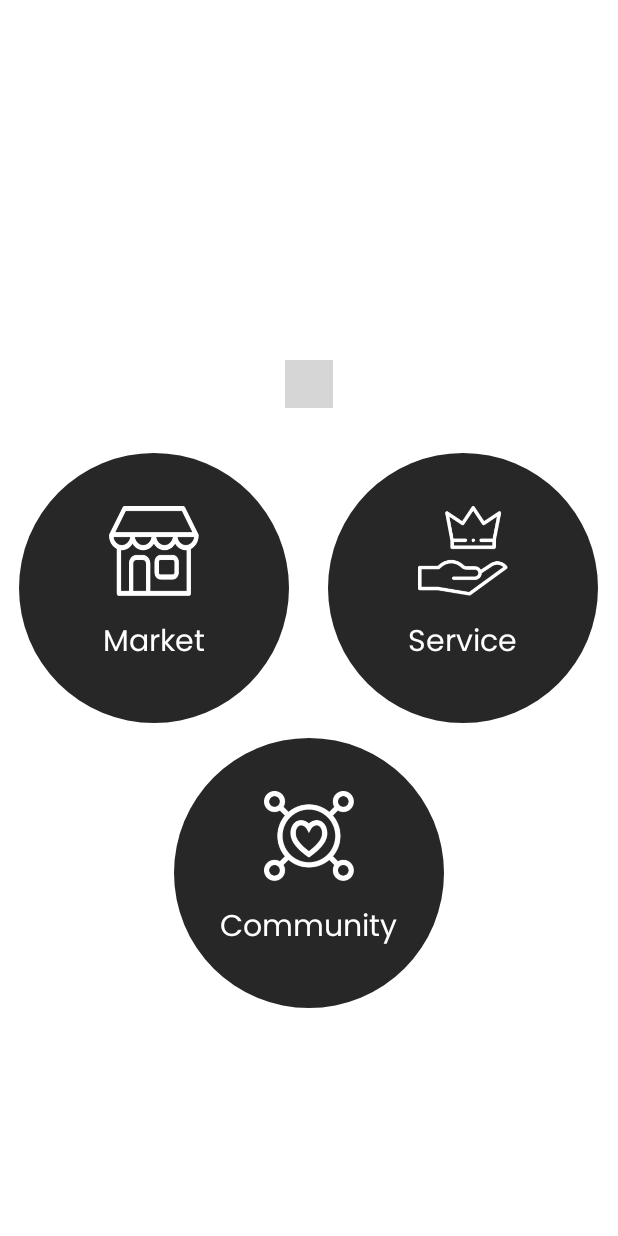
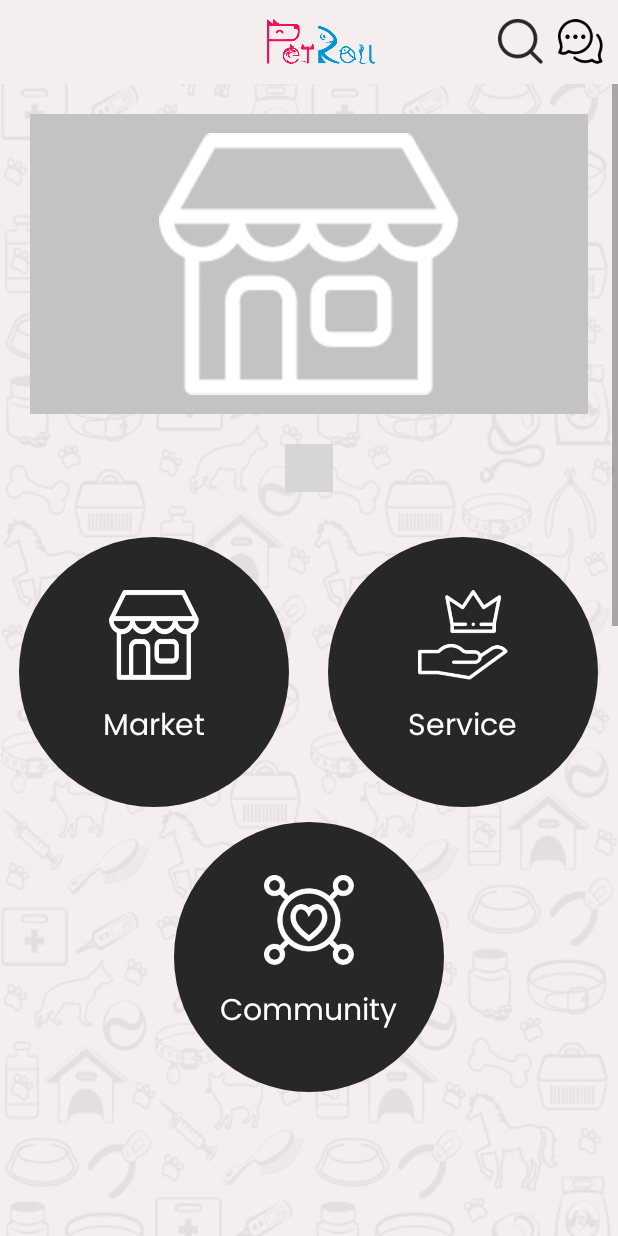
Before and after one commit to aman-adsandurl/petroll_user, an Android app: the DashboardActivity screen opened directly, with no data from a screen before it, on a phone screen of 412 x 824 dp. Run offline under Robolectric (Android 15) with nearby library versions, the phone set to English and light mode, and no system bars; plain views replace DotsIndicator; 1 statement that could not run was skipped; grey boxes are pictures that could not be loaded.

Commit message:
added some new layouts and dashboard screen

```diff
--- a/app/build.gradle
+++ b/app/build.gradle
@@ -53,4 +53,8 @@ dependencies {
 
     // tabular indicators
     implementation 'com.tbuonomo:dotsindicator:4.2'
+
+    implementation 'androidx.appcompat:appcompat:1.3.1'
+
+    implementation 'com.google.android.material:material:1.4.0'
 }
--- a/app/src/main/java/com/petroll/dashboard/DashboardActivity.kt
+++ b/app/src/main/java/com/petroll/dashboard/DashboardActivity.kt
@@ -1,16 +1,18 @@
 package com.petroll.dashboard
 
-import android.content.Intent
 import android.os.Bundle
+import android.os.Handler
 import androidx.appcompat.app.AppCompatActivity
+import androidx.appcompat.content.res.AppCompatResources
+import androidx.viewpager.widget.ViewPager
 import com.petroll.R
-import com.petroll.databinding.ActivityDashboardBinding
 import com.petroll.databinding.ActivityDashboardUserBinding
-import com.petroll.onboarding.LandingPageActivity
+import com.petroll.utils.ViewPagerAdapter
 
 class DashboardActivity : AppCompatActivity() {
 
     lateinit var binding : ActivityDashboardUserBinding
+    private lateinit var adapter: ViewPagerAdapter
 
     override fun onCreate(savedInstanceState: Bundle?) {
         super.onCreate(savedInstanceState)
@@ -20,18 +22,88 @@ class DashboardActivity : AppCompatActivity() {
     }
 
     private fun setLayout() {
-        binding.communityLayout.setBackgroundColorTint(resources.getColorStateList(R.color.dashboard_bg))
-        binding.marketLayout.setBackgroundColorTint(resources.getColorStateList(R.color.dashboard_bg))
-        binding.serviceLayout.setBackgroundColorTint(resources.getColorStateList(R.color.dashboard_bg))
+        binding.communityLayout.setBackgroundColorTint(AppCompatResources.getColorStateList(this,R.color.dashboard_bg))
+        binding.marketLayout.setBackgroundColorTint(AppCompatResources.getColorStateList(this,R.color.dashboard_bg))
+        binding.serviceLayout.setBackgroundColorTint(AppCompatResources.getColorStateList(this,R.color.dashboard_bg))
 
         binding.serviceLayout.setImageText(resources.getString(R.string.service), R.drawable.premium_ic)
         binding.marketLayout.setImageText(resources.getString(R.string.market), R.drawable.shop_ic)
         binding.communityLayout.setImageText(resources.getString(R.string.community), R.drawable.charity_ic)
 
-        binding.communityLayout.setTextColorLayout(resources.getColorStateList(R.color.white))
-        binding.serviceLayout.setTextColorLayout(resources.getColorStateList(R.color.white))
-        binding.marketLayout.setTextColorLayout(resources.getColorStateList(R.color.white))
+        binding.communityLayout.setTextColorLayout(AppCompatResources.getColorStateList(this, R.color.white))
+        binding.serviceLayout.setTextColorLayout(AppCompatResources.getColorStateList(this,R.color.white))
+        binding.marketLayout.setTextColorLayout(AppCompatResources.getColorStateList(this,R.color.white))
+
+        setActionBar(binding.toolbar)
+
+
+        setAdapter()
+        setViewPager()
     }
 
 
+    private fun setAdapter() {
+
+        this.adapter = ViewPagerAdapter(listOf(
+            R.drawable.shop_ic,
+            R.drawable.charity_ic,
+            R.drawable.shop_ic,
+            R.drawable.charity_ic,
+            R.drawable.shop_ic
+        ), this)
+    }
+
+
+    private fun setViewPager() {
+        binding.vpTop.adapter = adapter
+
+        /**
+         * Start automatic scrolling with an
+         * interval of 3 seconds.
+         */
+        binding.vpTop.autoScroll(3000)
+    }
+
+    fun ViewPager.autoScroll(interval: Long) {
+
+        val handler = Handler()
+        var scrollPosition = 0
+
+        val runnable = object : Runnable {
+
+            override fun run() {
+
+                /**
+                 * Calculate "scroll position" with
+                 * adapter pages count and current
+                 * value of scrollPosition.
+                 */
+                val count = adapter?.count ?: 0
+                setCurrentItem(scrollPosition++ % count, true)
+
+                handler.postDelayed(this, interval)
+            }
+        }
+
+        addOnPageChangeListener(object: ViewPager.OnPageChangeListener {
+            override fun onPageSelected(position: Int) {
+                // Updating "scroll position" when user scrolls manually
+                scrollPosition = position + 1
+            }
+
+            override fun onPageScrollStateChanged(state: Int) {
+                // Not necessary
+            }
+
+            override fun onPageScrolled(
+                position: Int,
+                positionOffset: Float,
+                positionOffsetPixels: Int
+            ) {
+                // Not necessary
+            }
+        })
+
+        handler.post(runnable)
+    }
 }
--- /dev/null
+++ b/app/src/main/java/com/petroll/utils/ViewPagerAdapter.kt
@@ -0,0 +1,40 @@
+package com.petroll.utils
+
+import android.content.Context
+import android.view.LayoutInflater
+import android.view.View
+import android.view.ViewGroup
+import android.widget.ImageView
+import androidx.appcompat.content.res.AppCompatResources
+import androidx.core.content.ContextCompat
+import androidx.viewpager.widget.PagerAdapter
+import com.petroll.R
+import com.petroll.databinding.ActivityDashboardUserBinding
+import kotlinx.coroutines.withContext
+
+class ViewPagerAdapter(private val images: List<Int>, private val context: Context) : PagerAdapter() {
+
+
+
+    override fun instantiateItem(container: ViewGroup, position: Int): Any {
+
+        val view = LayoutInflater.from(container.context).inflate(
+            R.layout.item_images_list, container, false)
+
+        val imageView = view.findViewById<ImageView>(R.id.imageView)
+        imageView.setImageDrawable(AppCompatResources.getDrawable(context, images[position]))
+
+        container.addView(view)
+        return view
+    }
+
+    override fun isViewFromObject(view: View, `object`: Any): Boolean {
+        return view == `object`
+    }
+
+    override fun getCount() = images.size
+
+    override fun destroyItem(container: ViewGroup, position: Int, `object`: Any) {
+        container.removeView(`object` as View)
+    }
+}
--- a/app/src/main/res/layout/activity_dashboard_user.xml
+++ b/app/src/main/res/layout/activity_dashboard_user.xml
@@ -3,6 +3,25 @@
     android:layout_width="match_parent"
     android:layout_height="match_parent"
     xmlns:app="http://schemas.android.com/apk/res-auto">
+
+    <include
+        android:id="@+id/toolbar"
+        layout="@layout/layout_toolbar"/>
+
+    <ScrollView
+        android:layout_width="match_parent"
+        android:layout_height="match_parent"
+        android:layout_below="@+id/toolbar"
+        android:fillViewport="true">
+    <RelativeLayout
+        android:layout_width="match_parent"
+        android:layout_height="wrap_content"
+        android:background="@color/overlay_bg">
+
+    <RelativeLayout
+        android:layout_width="match_parent"
+        android:layout_height="match_parent"
+        android:background="@drawable/screen_bg" />
 
     <LinearLayout
         android:layout_width="match_parent"
@@ -10,6 +29,7 @@
         android:orientation="vertical">
 
         <androidx.viewpager.widget.ViewPager
+            android:id="@+id/vp_top"
             android:layout_width="match_parent"
             android:layout_marginStart="@dimen/dimen20"
             android:layout_marginEnd="@dimen/dimen20"
@@ -34,6 +54,7 @@
             android:layout_marginTop="@dimen/dimen20"
             android:layout_width="match_parent"
             android:layout_height="@dimen/dimen200">
+
             <com.petroll.utils.ServiceLayout
                 android:layout_width="0dp"
                 android:id="@+id/market_layout"
@@ -60,4 +81,6 @@
 
     </LinearLayout>
 
+    </RelativeLayout>
+    </ScrollView>
 </RelativeLayout>
--- a/app/src/main/res/layout/activity_landing_page.xml
+++ b/app/src/main/res/layout/activity_landing_page.xml
@@ -7,95 +7,97 @@
 
     <RelativeLayout
         android:layout_width="match_parent"
-        android:background="@drawable/screen_bg"
-        android:layout_height="match_parent">
+        android:layout_height="match_parent"
+        android:background="@drawable/screen_bg">
 
         <include layout="@layout/layout_back" />
 
 
         <androidx.appcompat.widget.AppCompatImageView
+            android:id="@+id/petroll_icon"
             android:layout_width="@dimen/dimen120"
             android:layout_height="@dimen/dimen80"
+            android:layout_below="@+id/back_layout"
             android:layout_centerHorizontal="true"
-        android:src="@drawable/petroll_icon"
-        android:id="@+id/petroll_icon"
             android:layout_marginTop="@dimen/dimen20"
-        android:layout_below="@+id/back_layout"/>
+            android:src="@drawable/petroll_icon" />
+
         <LinearLayout
             android:layout_width="wrap_content"
-        android:orientation="vertical"
+            android:layout_height="wrap_content"
+            android:layout_below="@+id/petroll_icon"
             android:layout_marginStart="@dimen/dimen20"
             android:layout_marginTop="@dimen/dimen20"
             android:layout_marginEnd="@dimen/dimen20"
-        android:layout_below="@+id/petroll_icon"
-        android:layout_height="wrap_content">
+            android:orientation="vertical">
 
             <androidx.appcompat.widget.AppCompatTextView
                 android:layout_width="match_parent"
+                android:layout_height="wrap_content"
+                android:fontFamily="@font/poppins_semibold"
                 android:text="@string/sigin_heading"
-        android:textSize="@dimen/text18"
-        android:fontFamily="@font/poppins_semibold"
                 android:textColor="@color/black"
-        android:layout_height="wrap_content"/>
+                android:textSize="@dimen/text18" />
 
             <androidx.appcompat.widget.AppCompatTextView
-            android:text="@string/sigin_message"
                 android:layout_width="match_parent"
-            android:textColor="@color/black"
+                android:layout_height="wrap_content"
                 android:layout_marginTop="@dimen/dimen10"
                 android:fontFamily="@font/poppins_regular"
-            android:layout_height="wrap_content"/>
+                android:text="@string/sigin_message"
+                android:textColor="@color/black" />
 
             <RelativeLayout
                 android:layout_width="match_parent"
-            android:elevation="@dimen/dimen5"
+                android:layout_height="@dimen/dimen60"
                 android:layout_marginTop="@dimen/dimen20"
-            android:layout_height="@dimen/dimen60">
+                android:elevation="@dimen/dimen5">
 
                 <androidx.appcompat.widget.AppCompatSpinner
                     android:id="@+id/spinner_service_category"
+                    style="@style/SpinnerTheme"
                     android:layout_width="match_parent"
                     android:layout_height="match_parent"
-                style="@style/SpinnerTheme"
                     android:background="@drawable/spinner_bg"
                     android:padding="@dimen/dimen10" />
+
                 <ImageView
                     android:layout_width="@dimen/dimen15"
                     android:layout_height="@dimen/dimen15"
                     android:layout_alignParentEnd="true"
+                    android:layout_centerVertical="true"
+                    android:layout_marginEnd="@dimen/dimen20"
                     android:alpha="0.6"
-                android:layout_marginEnd="@dimen/dimen20"
-                android:layout_centerVertical="true"
-                android:src="@drawable/back"/>
+                    android:src="@drawable/back" />
             </RelativeLayout>
 
             <androidx.appcompat.widget.AppCompatEditText
                 android:id="@+id/edt_business_name"
-            android:textColorHint="@color/hint"
-            android:paddingStart="@dimen/dimen20"
+                android:layout_width="match_parent"
+                android:layout_height="@dimen/dimen60"
                 android:layout_marginTop="@dimen/dimen20"
                 android:background="@drawable/spinner_bg"
+                android:fontFamily="@font/poppins_regular"
                 android:hint="@string/business_name"
-            android:fontFamily="@font/poppins_regular"
-            android:layout_width="match_parent"
-            android:layout_height="@dimen/dimen60"/>
+                android:paddingStart="@dimen/dimen20"
+                android:textColorHint="@color/hint" />
 
             <androidx.cardview.widget.CardView
                 android:id="@+id/cv_next"
                 android:layout_width="match_parent"
+                android:layout_height="@dimen/dimen60"
+                android:layout_marginTop="@dimen/dimen30"
                 app:cardBackgroundColor="@color/black"
-            android:layout_marginTop="@dimen/dimen30"
-            app:cardCornerRadius="@dimen/dimen10"
-            android:layout_height="@dimen/dimen60">
+                app:cardCornerRadius="@dimen/dimen10">
 
                 <TextView
+                    android:layout_width="wrap_content"
+                    android:layout_height="wrap_content"
+                    android:layout_gravity="center"
+                    android:fontFamily="@font/poppins_regular"
+                    android:text="@string/next"
                     android:textColor="@color/white"
-                android:layout_gravity="center"
-                android:text="@string/next"
-                android:textSize="@dimen/text18"
-                android:fontFamily="@font/poppins_regular"
-                android:layout_width="wrap_content"
-                android:layout_height="wrap_content"/>
+                    android:textSize="@dimen/text18" />
 
 
             </androidx.cardview.widget.CardView>
--- /dev/null
+++ b/app/src/main/res/layout/item_images_list.xml
@@ -0,0 +1,19 @@
+<?xml version="1.0" encoding="utf-8"?>
+<androidx.constraintlayout.widget.ConstraintLayout xmlns:android="http://schemas.android.com/apk/res/android"
+    xmlns:app="http://schemas.android.com/apk/res-auto"
+    android:id="@+id/container"
+    android:layout_width="match_parent"
+    android:layout_height="match_parent"
+    android:background="@color/gray"
+    android:orientation="vertical">
+
+    <androidx.appcompat.widget.AppCompatImageView
+        android:id="@+id/imageView"
+        android:layout_width="200dp"
+        android:layout_height="200dp"
+        app:layout_constraintBottom_toBottomOf="parent"
+        app:layout_constraintEnd_toEndOf="parent"
+        app:layout_constraintStart_toStartOf="parent"
+        app:layout_constraintTop_toTopOf="parent" />
+
+</androidx.constraintlayout.widget.ConstraintLayout>
--- /dev/null
+++ b/app/src/main/res/layout/layout_toolbar.xml
@@ -0,0 +1,56 @@
+<?xml version="1.0" encoding="utf-8"?>
+<androidx.appcompat.widget.Toolbar xmlns:android="http://schemas.android.com/apk/res/android"
+    xmlns:app="http://schemas.android.com/apk/res-auto"
+    android:layout_height="wrap_content"
+    android:layout_width="match_parent"
+    android:minHeight="?android:attr/actionBarSize"
+    android:background="@color/overlay_bg">
+
+    <RelativeLayout
+        android:layout_width="match_parent"
+        android:layout_height="wrap_content">
+
+        <ImageView
+            android:layout_width="wrap_content"
+            android:layout_height="@dimen/dimen30"
+            android:src="@drawable/petroll_icon"/>
+
+        <LinearLayout
+            android:layout_width="wrap_content"
+            android:layout_height="wrap_content"
+            android:orientation="horizontal"
+            android:layout_alignParentEnd="true">
+
+            <RelativeLayout
+                android:id="@+id/rl_search"
+                android:layout_width="0dp"
+                android:layout_weight="1"
+                android:layout_marginEnd="@dimen/dimen10"
+                android:layout_height="wrap_content">
+
+                <ImageView
+                    android:layout_width="@dimen/dimen30"
+                    android:layout_height="@dimen/dimen30"
+                    android:src="@drawable/ic_search" />
+
+            </RelativeLayout>
+
+            <RelativeLayout
+                android:id="@+id/rl_chat"
+                android:layout_width="0dp"
+                android:layout_weight="1"
+                android:layout_marginEnd="@dimen/dimen10"
+                android:layout_height="wrap_content">
+
+                <ImageView
+                    android:layout_width="@dimen/dimen30"
+                    android:layout_height="@dimen/dimen30"
+                    android:src="@drawable/ic_chat"/>
+
+            </RelativeLayout>
+
+        </LinearLayout>
+
+    </RelativeLayout>
+
+</androidx.appcompat.widget.Toolbar>
```
Also changed, not shown: app/src/main/res/drawable/ic_chat.png (added), app/src/main/res/drawable/ic_search.png (added), app/src/main/res/drawable/left_drawer.png (added). Lines whose indentation alone changed are shown as unchanged.
